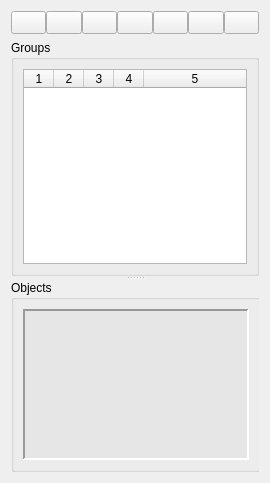
Qt form src/app/seamly2d/dialogs/groups_widget.ui (FashionFreedom/Seamly2D) before a commit.
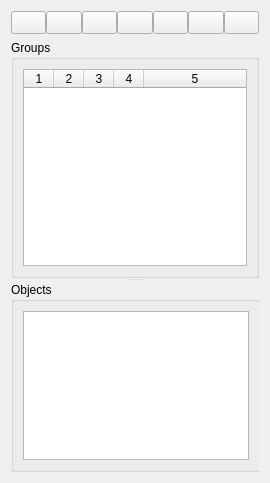
The same form after that commit. Icons and pictures are not drawn.

Commit message: fix palette colors (#1739)

Diff of the .ui file:
```diff
--- a/src/app/seamly2d/dialogs/groups_widget.ui
+++ b/src/app/seamly2d/dialogs/groups_widget.ui
@@ -225,70 +225,6 @@
            <height>100</height>
           </size>
          </property>
-         <property name="palette">
-          <palette>
-           <active>
-            <colorrole role="Highlight">
-             <brush brushstyle="SolidPattern">
-              <color alpha="255">
-               <red>184</red>
-               <green>212</green>
-               <blue>235</blue>
-              </color>
-             </brush>
-            </colorrole>
-            <colorrole role="HighlightedText">
-             <brush brushstyle="SolidPattern">
-              <color alpha="255">
-               <red>0</red>
-               <green>0</green>
-               <blue>0</blue>
-              </color>
-             </brush>
-            </colorrole>
-           </active>
-           <inactive>
-            <colorrole role="Highlight">
-             <brush brushstyle="SolidPattern">
-              <color alpha="255">
-               <red>215</red>
-               <green>215</green>
-               <blue>215</blue>
-              </color>
-             </brush>
-            </colorrole>
-            <colorrole role="HighlightedText">
-             <brush brushstyle="SolidPattern">
-              <color alpha="255">
-               <red>0</red>
-               <green>0</green>
-               <blue>0</blue>
-              </color>
-             </brush>
-            </colorrole>
-           </inactive>
-           <disabled>
-            <colorrole role="Highlight">
-             <brush brushstyle="SolidPattern">
-              <color alpha="255">
-               <red>208</red>
-               <green>208</green>
-               <blue>208</blue>
-              </color>
-             </brush>
-            </colorrole>
-            <colorrole role="HighlightedText">
-             <brush brushstyle="SolidPattern">
-              <color alpha="255">
-               <red>0</red>
-               <green>0</green>
-               <blue>0</blue>
-              </color>
-             </brush>
-            </colorrole>
-           </disabled>
-          </palette>
-         </property>
          <property name="toolTip">
           <string>Group list</string>
          </property>
@@ -392,124 +328,6 @@
            <height>16777215</height>
           </size>
          </property>
-         <property name="palette">
-          <palette>
-           <active>
-            <colorrole role="Button">
-             <brush brushstyle="SolidPattern">
-              <color alpha="255">
-               <red>230</red>
-               <green>230</green>
-               <blue>230</blue>
-              </color>
-             </brush>
-            </colorrole>
-            <colorrole role="Base">
-             <brush brushstyle="SolidPattern">
-              <color alpha="255">
-               <red>230</red>
-               <green>230</green>
-               <blue>230</blue>
-              </color>
-             </brush>
-            </colorrole>
-            <colorrole role="Window">
-             <brush brushstyle="SolidPattern">
-              <color alpha="255">
-               <red>230</red>
-               <green>230</green>
-               <blue>230</blue>
-              </color>
-             </brush>
-            </colorrole>
-            <colorrole role="Highlight">
-             <brush brushstyle="SolidPattern">
-              <color alpha="255">
-               <red>184</red>
-               <green>212</green>
-               <blue>235</blue>
-              </color>
-             </brush>
-            </colorrole>
-           </active>
-           <inactive>
-            <colorrole role="Button">
-             <brush brushstyle="SolidPattern">
-              <color alpha="255">
-               <red>230</red>
-               <green>230</green>
-               <blue>230</blue>
-              </color>
-             </brush>
-            </colorrole>
-            <colorrole role="Base">
-             <brush brushstyle="SolidPattern">
-              <color alpha="255">
-               <red>230</red>
-               <green>230</green>
-               <blue>230</blue>
-              </color>
-             </brush>
-            </colorrole>
-            <colorrole role="Window">
-             <brush brushstyle="SolidPattern">
-              <color alpha="255">
-               <red>230</red>
-               <green>230</green>
-               <blue>230</blue>
-              </color>
-             </brush>
-            </colorrole>
-            <colorrole role="Highlight">
-             <brush brushstyle="SolidPattern">
-              <color alpha="255">
-               <red>184</red>
-               <green>212</green>
-               <blue>235</blue>
-              </color>
-             </brush>
-            </colorrole>
-           </inactive>
-           <disabled>
-            <colorrole role="Button">
-             <brush brushstyle="SolidPattern">
-              <color alpha="255">
-               <red>230</red>
-               <green>230</green>
-               <blue>230</blue>
-              </color>
-             </brush>
-            </colorrole>
-            <colorrole role="Base">
-             <brush brushstyle="SolidPattern">
-              <color alpha="255">
-               <red>230</red>
-               <green>230</green>
-               <blue>230</blue>
-              </color>
-             </brush>
-            </colorrole>
-            <colorrole role="Window">
-             <brush brushstyle="SolidPattern">
-              <color alpha="255">
-               <red>230</red>
-               <green>230</green>
-               <blue>230</blue>
-              </color>
-             </brush>
-            </colorrole>
-            <colorrole role="Highlight">
-             <brush brushstyle="SolidPattern">
-              <color alpha="255">
-               <red>0</red>
-               <green>120</green>
-               <blue>215</blue>
-              </color>
-             </brush>
-            </colorrole>
-           </disabled>
-          </palette>
-         </property>
          <property name="font">
           <font>
            <pointsize>9</pointsize>
@@ -518,19 +336,15 @@
          <property name="toolTip">
           <string>Double clicking zooms to object.</string>
          </property>
-         <property name="styleSheet">
-          <string notr="true">background-color: rgb(230, 230, 230);
-</string>
-         </property>
          <property name="frameShape">
-          <enum>QFrame::Panel</enum>
+          <enum>QFrame::StyledPanel</enum>
          </property>
          <property name="lineWidth">
-          <number>2</number>
-         </property>
-         <property name="midLineWidth">
           <number>1</number>
          </property>
+         <property name="midLineWidth">
+          <number>0</number>
+         </property>
          <property name="sizeAdjustPolicy">
           <enum>QAbstractScrollArea::AdjustToContents</enum>
          </property>
```
The commit also changes 3 other files.
